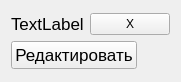
The window that PersonCard.ui (Yavlados/VKR) describes before a commit, drawn with Qt 5.
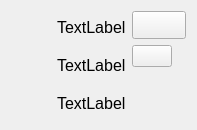
The same window after the commit. Icons and pictures are not drawn.

Patch:
```diff
--- a/PersonCard.ui
+++ b/PersonCard.ui
@@ -6,12 +6,12 @@
    <rect>
     <x>0</x>
     <y>0</y>
-    <width>169</width>
-    <height>82</height>
+    <width>188</width>
+    <height>130</height>
    </rect>
   </property>
   <property name="sizePolicy">
-   <sizepolicy hsizetype="Fixed" vsizetype="Fixed">
+   <sizepolicy hsizetype="Preferred" vsizetype="Fixed">
     <horstretch>0</horstretch>
     <verstretch>0</verstretch>
    </sizepolicy>
@@ -21,13 +21,73 @@
   </property>
   <layout class="QGridLayout" name="gridLayout">
    <item row="0" column="0">
-    <layout class="QVBoxLayout" name="verticalLayout">
+    <layout class="QHBoxLayout" name="horizontalLayout">
      <item>
-      <layout class="QHBoxLayout" name="horizontalLayout">
+      <widget class="QPushButton" name="pushButton">
+       <property name="text">
+        <string/>
+       </property>
+       <property name="icon">
+        <iconset resource="resource.qrc">
+         <normaloff>:/new/prefix1/png/user.png</normaloff>:/new/prefix1/png/user.png</iconset>
+       </property>
+       <property name="iconSize">
+        <size>
+         <width>40</width>
+         <height>40</height>
+        </size>
+       </property>
+       <property name="flat">
+        <bool>true</bool>
+       </property>
+      </widget>
+     </item>
+     <item>
+      <layout class="QVBoxLayout" name="verticalLayout_2">
        <item>
-        <widget class="QLabel" name="personFio">
+        <widget class="QLabel" name="label_lastname">
+         <property name="font">
+          <font>
+           <pointsize>12</pointsize>
+          </font>
+         </property>
+         <property name="text">
+          <string>TextLabel</string>
+         </property>
+        </widget>
+       </item>
+       <item>
+        <widget class="QLabel" name="label_name">
+         <property name="font">
+          <font>
+           <pointsize>12</pointsize>
+          </font>
+         </property>
+         <property name="text">
+          <string>TextLabel</string>
+         </property>
+        </widget>
+       </item>
+       <item>
+        <widget class="QLabel" name="label_midname">
+         <property name="font">
+          <font>
+           <pointsize>12</pointsize>
+          </font>
+         </property>
+         <property name="text">
+          <string>TextLabel</string>
+         </property>
+        </widget>
+       </item>
+      </layout>
+     </item>
+     <item>
+      <layout class="QVBoxLayout" name="verticalLayout">
+       <item>
+        <widget class="QPushButton" name="editButton">
          <property name="sizePolicy">
-          <sizepolicy hsizetype="Fixed" vsizetype="Preferred">
+          <sizepolicy hsizetype="Fixed" vsizetype="Fixed">
            <horstretch>0</horstretch>
            <verstretch>0</verstretch>
           </sizepolicy>
@@ -39,7 +99,17 @@
           </font>
          </property>
          <property name="text">
-          <string>TextLabel</string>
+          <string/>
+         </property>
+         <property name="icon">
+          <iconset resource="resource.qrc">
+           <normaloff>:/new/prefix1/png/edit.png</normaloff>:/new/prefix1/png/edit.png</iconset>
+         </property>
+         <property name="iconSize">
+          <size>
+           <width>20</width>
+           <height>20</height>
+          </size>
          </property>
         </widget>
        </item>
@@ -52,31 +122,35 @@
           </sizepolicy>
          </property>
          <property name="text">
-          <string>X</string>
+          <string/>
+         </property>
+         <property name="icon">
+          <iconset resource="resource.qrc">
+           <normaloff>:/new/prefix1/png/delete.png</normaloff>:/new/prefix1/png/delete.png</iconset>
+         </property>
+         <property name="iconSize">
+          <size>
+           <width>20</width>
+           <height>20</height>
+          </size>
          </property>
         </widget>
        </item>
+       <item>
+        <spacer name="verticalSpacer">
+         <property name="orientation">
+          <enum>Qt::Vertical</enum>
+         </property>
+         <property name="sizeHint" stdset="0">
+          <size>
+           <width>20</width>
+           <height>40</height>
+          </size>
+         </property>
+        </spacer>
+       </item>
       </layout>
      </item>
-     <item>
-      <widget class="QPushButton" name="editButton">
-       <property name="sizePolicy">
-        <sizepolicy hsizetype="Fixed" vsizetype="Fixed">
-         <horstretch>0</horstretch>
-         <verstretch>0</verstretch>
-        </sizepolicy>
-       </property>
-       <property name="font">
-        <font>
-         <family>Arial</family>
-         <pointsize>13</pointsize>
-        </font>
-       </property>
-       <property name="text">
-        <string>Редактировать</string>
-       </property>
-      </widget>
-     </item>
     </layout>
    </item>
   </layout>
```
Left out of the diff: 4 changed lines with no effect on the pictures.
